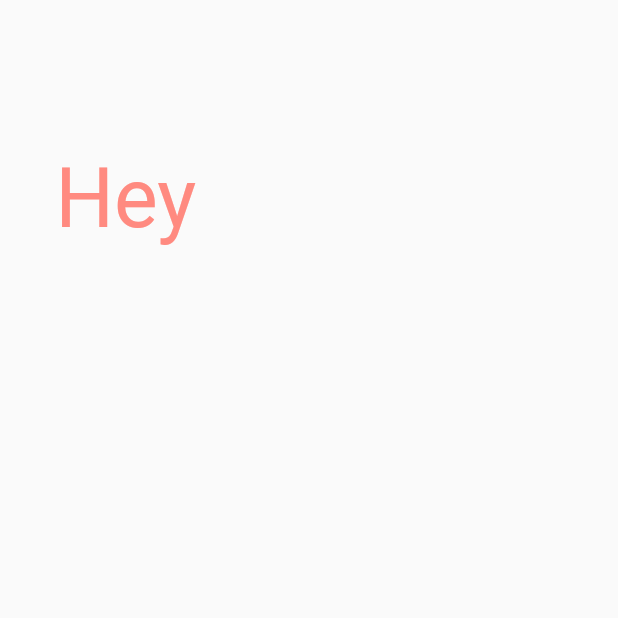
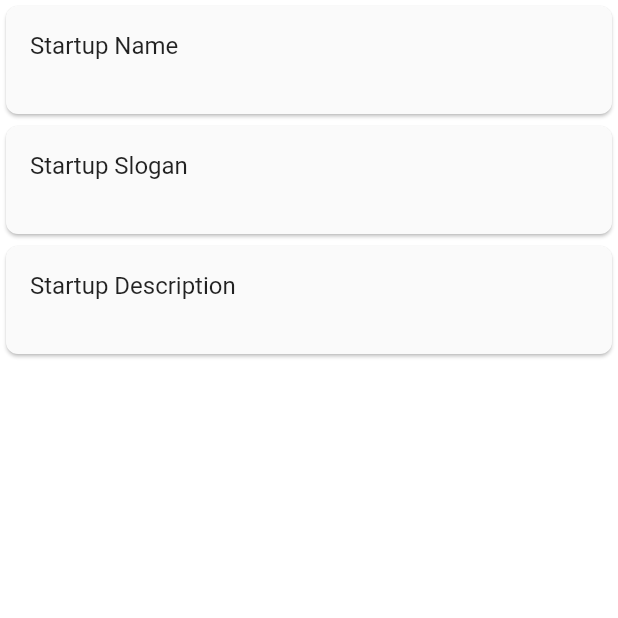
Before and after one commit to emilytsanova/Startup.io, a Flutter app: the ChoicePage screen opened directly, after a tap on "A.I.", on a phone screen of 412 x 824 dp, the top half of it. Run offline on Flutter 3.47's test engine with Material 2 defaults, Android fonts, the phone set to English and light mode, and no system bars; our stand-ins replace animated_text_kit, flutter_spinkit, shimmer; Roboto replaces fonts that are missing (Canterbury).

```diff
--- /dev/null
+++ b/startup_io/lib/customcard.dart
@@ -0,0 +1,216 @@
+import'package:flutter/material.dart';
+import 'dart:math';
+
+///This class builds a stateless card that expands to show more information on tap
+class CustomCard extends StatelessWidget{
+
+final int num;
+final int type;
+const CustomCard(this.num, this.type);
+
+  Text _getTitle(){
+    if (num == 1){
+      return Text("Startup Name");
+    }
+    else if (num ==2){
+      return Text("Startup Slogan");
+    }
+    else{
+      return Text("Startup Description");
+    }
+  }
+
+  Text _getInfo(){
+    switch (num) {
+      case 1: return Text(_getRandomName());
+        break;
+      case 2: return Text(_getRandomSlogan());
+        break;
+      case 3: return Text(_getRandomDesc());
+        break;
+      default:
+    }
+  }
+
+  String _getRandomName(){
+    List ai = ["", "", "", ""];
+    List blockchain = ["", "", "", ""];
+    List fintech = ["", "", "", ""];
+    List cybersec = ["", "", "", ""];
+    List socialmedia = ["", "", "", ""];
+    List shrug = ["", "", "", ""];
+
+    Random random = new Random();
+    switch (type) {
+      case 1: return ai[random.nextInt(ai.length)];
+        break;
+      case 2: return blockchain[random.nextInt(blockchain.length)];
+        break;
+      case 3: return fintech[random.nextInt(fintech.length)];
+        break;
+      case 4: return cybersec[random.nextInt(cybersec.length)];
+        break;
+      case 5: return socialmedia[random.nextInt(socialmedia.length)];
+        break;
+      case 6: return shrug[random.nextInt(shrug.length)];
+        break;
+      default:
+    }
+  }
+
+  String _getRandomSlogan(){
+    List ai = ["", "", "", ""];
+    List blockchain = ["", "", "", ""];
+    List fintech = ["", "", "", ""];
+    List cybersec = ["", "", "", ""];
+    List socialmedia = ["", "", "", ""];
+    List shrug = ["", "", "", ""];
+
+    Random random = new Random();
+    switch (type) {
+      case 1: return ai[random.nextInt(ai.length)];
+        break;
+      case 2: return blockchain[random.nextInt(blockchain.length)];
+        break;
+      case 3: return fintech[random.nextInt(fintech.length)];
+        break;
+      case 4: return cybersec[random.nextInt(cybersec.length)];
+        break;
+      case 5: return socialmedia[random.nextInt(socialmedia.length)];
+        break;
+      case 6: return shrug[random.nextInt(shrug.length)];
+        break;
+      default:
+    }
+  }
+
+  String _getRandomDesc(){
+    List ai = ["", "", "", ""];
+    List blockchain = ["", "", "", ""];
+    List fintech = ["", "", "", ""];
+    List cybersec = ["", "", "", ""];
+    List socialmedia = ["", "", "", ""];
+    List shrug = ["", "", "", ""];
+
+    Random random = new Random();
+    switch (type) {
+      case 1: return ai[random.nextInt(ai.length)];
+        break;
+      case 2: return blockchain[random.nextInt(blockchain.length)];
+        break;
+      case 3: return fintech[random.nextInt(fintech.length)];
+        break;
+      case 4: return cybersec[random.nextInt(cybersec.length)];
+        break;
+      case 5: return socialmedia[random.nextInt(socialmedia.length)];
+        break;
+      case 6: return shrug[random.nextInt(shrug.length)];
+        break;
+      default:
+    }
+  }
+
+  @override
+  Widget build(BuildContext context){
+    return Hero(
+      tag: "card$num",
+      child: Card(
+        shape: RoundedRectangleBorder(
+          borderRadius: BorderRadius.all(
+            Radius.circular(8.0),
+          ),
+        ),
+        clipBehavior: Clip.antiAliasWithSaveLayer,
+        child: Stack(
+          children: <Widget>[
+            Column(
+              children: <Widget>[
+                Material(
+                  child: ListTile(
+                    title: _getTitle(),
+                    subtitle: _getInfo(),
+                  ),
+                )
+              ],
+            ),
+            Positioned(
+              left: 0.0,
+              top: 0.0,
+              bottom: 0.0,
+              right: 0.0,
+              child: Material(
+                type: MaterialType.transparency,
+
+              ),
+            ),
+          ],
+        ),
+      ),
+    );
+  }
+}
+
+///This class builds a widget that contains the extended information that will be displayed when a card is tapped
+class PageItem extends StatelessWidget {
+  final int num;
+
+  const PageItem({Key key, this.num}) : super(key: key);
+
+  @override
+  Widget build(BuildContext context) {
+    AppBar appBar = new AppBar(
+      primary: false,
+      leading: IconTheme(data: IconThemeData(color: Colors.white), child: CloseButton()),
+      flexibleSpace: Container(
+        decoration: BoxDecoration(
+          gradient: LinearGradient(
+            begin: Alignment.topCenter,
+            end: Alignment.bottomCenter,
+            colors: [
+              Colors.black.withOpacity(0.4),
+              Colors.black.withOpacity(0.1),
+            ],
+          ),
+        ),
+      ),
+      backgroundColor: Colors.transparent,
+    );
+    final MediaQueryData mediaQuery = MediaQuery.of(context);
+
+    return Stack(children: <Widget>[
+      Hero(
+        tag: "card$num",
+        child: Material(
+          child: Column(
+            children: <Widget>[
+              AspectRatio(
+                aspectRatio: 485.0 / 384.0,
+                child: Image.network("https://picsum.photos/485/384?image=$num"),
+              ),
+              Material(
+                child: ListTile(
+                  title: Text("Item $num"),
+                  subtitle: Text("This is item #$num"),
+                ),
+              ),
+              Expanded(
+                child: Center(child: Text("Some more content goes here!")),
+              )
+            ],
+          ),
+        ),
+      ),
+      Column(
+        children: <Widget>[
+          Container(
+            height: mediaQuery.padding.top,
+          ),
+          ConstrainedBox(
+            constraints: BoxConstraints(maxHeight: appBar.preferredSize.height),
+            child: appBar,
+          )
+        ],
+      ),
+    ]);
+  }
+}
--- /dev/null
+++ b/startup_io/lib/infopage.dart
@@ -0,0 +1,28 @@
+import 'package:flutter/material.dart';
+import 'package:animated_text_kit/animated_text_kit.dart';
+import 'package:shimmer/shimmer.dart';
+import 'choice.dart';
+import 'customcard.dart';
+
+
+class InfoPage extends StatefulWidget {
+  final int type;
+  InfoPage(this.type);
+
+
+  @override
+  _InfoPageState createState() => _InfoPageState();
+}
+
+class _InfoPageState extends State<InfoPage> {
+
+  @override
+  Widget build(BuildContext context) {
+    return new ListView.builder(
+          itemCount: 3,
+          itemBuilder: (BuildContext ctxt, int index) {
+            return CustomCard(index+1, widget.type);
+          }
+        );
+  }
+}
--- a/startup_io/lib/main.dart
+++ b/startup_io/lib/main.dart
@@ -1,6 +1,7 @@
 import 'package:flutter/material.dart';
 import 'landing.dart';
 import 'loadingData.dart';
+import 'infopage.dart';
 
 void main() => runApp(MyApp());
 
```
Also changed, not shown: startup_io/lib/choice.dart (+27 -6 lines).
